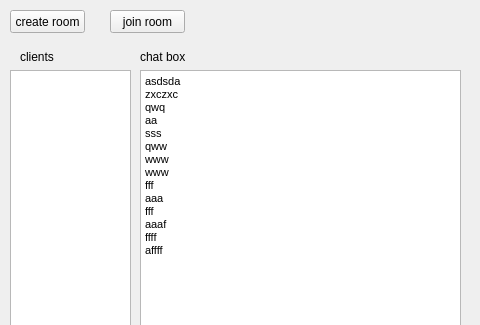
Before: the Qt Designer form chatwindow.ui in avni25/chatApp, drawn with Qt 5; both pictures show x 0 to 480 and y 0 to 325 of the 480 by 532 pixel window.
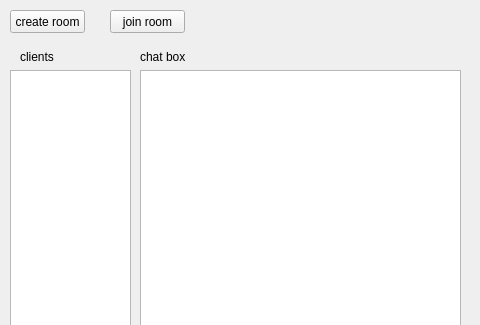
After: the same form once the commit is applied.

The edit to the form file:
```diff
--- a/chatwindow.ui
+++ b/chatwindow.ui
@@ -47,20 +47,7 @@
 &lt;html&gt;&lt;head&gt;&lt;meta name=&quot;qrichtext&quot; content=&quot;1&quot; /&gt;&lt;title&gt;chat box&lt;/title&gt;&lt;style type=&quot;text/css&quot;&gt;
 p, li { white-space: pre-wrap; }
 &lt;/style&gt;&lt;/head&gt;&lt;body style=&quot; font-family:'MS Shell Dlg 2'; font-size:8.25pt; font-weight:400; font-style:normal;&quot;&gt;
-&lt;p style=&quot; margin-top:0px; margin-bottom:0px; margin-left:0px; margin-right:0px; -qt-block-indent:0; text-indent:0px;&quot;&gt;&lt;span style=&quot; font-size:8pt;&quot;&gt;asdsda&lt;/span&gt;&lt;/p&gt;
-&lt;p style=&quot; margin-top:0px; margin-bottom:0px; margin-left:0px; margin-right:0px; -qt-block-indent:0; text-indent:0px;&quot;&gt;&lt;span style=&quot; font-size:8pt;&quot;&gt;zxczxc&lt;/span&gt;&lt;/p&gt;
-&lt;p style=&quot; margin-top:0px; margin-bottom:0px; margin-left:0px; margin-right:0px; -qt-block-indent:0; text-indent:0px;&quot;&gt;&lt;span style=&quot; font-size:8pt;&quot;&gt;qwq&lt;/span&gt;&lt;/p&gt;
-&lt;p style=&quot; margin-top:0px; margin-bottom:0px; margin-left:0px; margin-right:0px; -qt-block-indent:0; text-indent:0px;&quot;&gt;&lt;span style=&quot; font-size:8pt;&quot;&gt;aa&lt;/span&gt;&lt;/p&gt;
-&lt;p style=&quot; margin-top:0px; margin-bottom:0px; margin-left:0px; margin-right:0px; -qt-block-indent:0; text-indent:0px;&quot;&gt;&lt;span style=&quot; font-size:8pt;&quot;&gt;sss&lt;/span&gt;&lt;/p&gt;
-&lt;p style=&quot; margin-top:0px; margin-bottom:0px; margin-left:0px; margin-right:0px; -qt-block-indent:0; text-indent:0px;&quot;&gt;&lt;span style=&quot; font-size:8pt;&quot;&gt;qww&lt;/span&gt;&lt;/p&gt;
-&lt;p style=&quot; margin-top:0px; margin-bottom:0px; margin-left:0px; margin-right:0px; -qt-block-indent:0; text-indent:0px;&quot;&gt;&lt;span style=&quot; font-size:8pt;&quot;&gt;www&lt;/span&gt;&lt;/p&gt;
-&lt;p style=&quot; margin-top:0px; margin-bottom:0px; margin-left:0px; margin-right:0px; -qt-block-indent:0; text-indent:0px;&quot;&gt;&lt;span style=&quot; font-size:8pt;&quot;&gt;www&lt;/span&gt;&lt;/p&gt;
-&lt;p style=&quot; margin-top:0px; margin-bottom:0px; margin-left:0px; margin-right:0px; -qt-block-indent:0; text-indent:0px;&quot;&gt;&lt;span style=&quot; font-size:8pt;&quot;&gt;fff&lt;/span&gt;&lt;/p&gt;
-&lt;p style=&quot; margin-top:0px; margin-bottom:0px; margin-left:0px; margin-right:0px; -qt-block-indent:0; text-indent:0px;&quot;&gt;&lt;span style=&quot; font-size:8pt;&quot;&gt;aaa&lt;/span&gt;&lt;/p&gt;
-&lt;p style=&quot; margin-top:0px; margin-bottom:0px; margin-left:0px; margin-right:0px; -qt-block-indent:0; text-indent:0px;&quot;&gt;&lt;span style=&quot; font-size:8pt;&quot;&gt;fff&lt;/span&gt;&lt;/p&gt;
-&lt;p style=&quot; margin-top:0px; margin-bottom:0px; margin-left:0px; margin-right:0px; -qt-block-indent:0; text-indent:0px;&quot;&gt;&lt;span style=&quot; font-size:8pt;&quot;&gt;aaaf&lt;/span&gt;&lt;/p&gt;
-&lt;p style=&quot; margin-top:0px; margin-bottom:0px; margin-left:0px; margin-right:0px; -qt-block-indent:0; text-indent:0px;&quot;&gt;&lt;span style=&quot; font-size:8pt;&quot;&gt;ffff&lt;/span&gt;&lt;/p&gt;
-&lt;p style=&quot; margin-top:0px; margin-bottom:0px; margin-left:0px; margin-right:0px; -qt-block-indent:0; text-indent:0px;&quot;&gt;&lt;span style=&quot; font-size:8pt;&quot;&gt;affff&lt;/span&gt;&lt;/p&gt;&lt;/body&gt;&lt;/html&gt;</string>
+&lt;p style=&quot;-qt-paragraph-type:empty; margin-top:0px; margin-bottom:0px; margin-left:0px; margin-right:0px; -qt-block-indent:0; text-indent:0px;&quot;&gt;&lt;br /&gt;&lt;/p&gt;&lt;/body&gt;&lt;/html&gt;</string>
     </property>
    </widget>
    <widget class="QListWidget" name="listWidget_clients">
```
Left out of the diff: 2 changed lines with no effect on the pictures.
